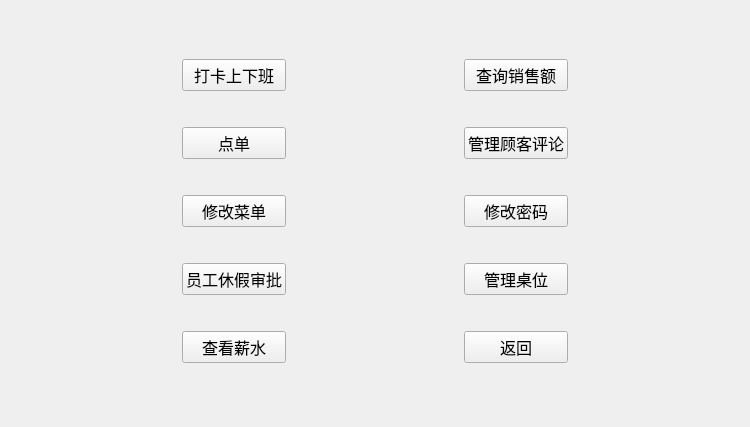
This is administratorhomepage.ui in lkf233/restaurant-system as Qt 5 draws it before an edit. The edited form follows.
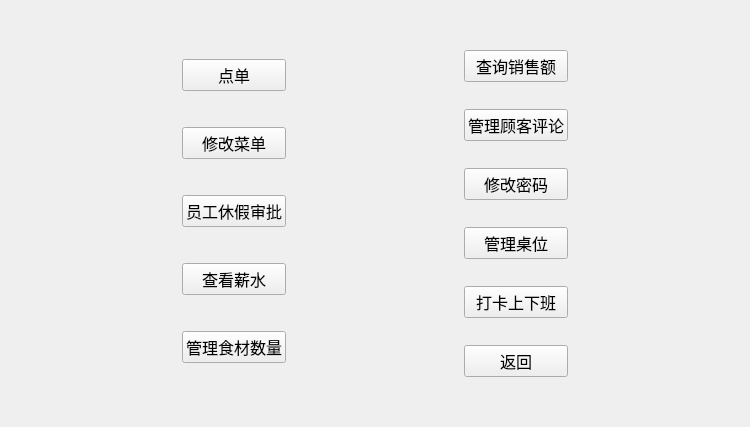
This is the edited form.

Commit message: feat(餐厅管理系统)：系统升级改造

The edit to the form file:
```diff
--- a/administratorhomepage.ui
+++ b/administratorhomepage.ui
@@ -33,19 +33,6 @@
       <item>
        <widget class="QWidget" name="widget" native="true">
         <layout class="QVBoxLayout" name="verticalLayout">
-         <item>
-          <widget class="QPushButton" name="pushButton_9">
-           <property name="font">
-            <font>
-             <family>微软雅黑 Light</family>
-             <pointsize>12</pointsize>
-            </font>
-           </property>
-           <property name="text">
-            <string>打卡上下班</string>
-           </property>
-          </widget>
-         </item>
          <item>
           <widget class="QPushButton" name="pushButton">
            <property name="font">
@@ -98,6 +85,19 @@
            </property>
           </widget>
          </item>
+         <item>
+          <widget class="QPushButton" name="pushButton_11">
+           <property name="font">
+            <font>
+             <family>微软雅黑 Light</family>
+             <pointsize>12</pointsize>
+            </font>
+           </property>
+           <property name="text">
+            <string>管理食材数量</string>
+           </property>
+          </widget>
+         </item>
         </layout>
        </widget>
       </item>
@@ -169,6 +169,19 @@
            </property>
           </widget>
          </item>
+         <item>
+          <widget class="QPushButton" name="pushButton_9">
+           <property name="font">
+            <font>
+             <family>微软雅黑 Light</family>
+             <pointsize>12</pointsize>
+            </font>
+           </property>
+           <property name="text">
+            <string>打卡上下班</string>
+           </property>
+          </widget>
+         </item>
          <item>
           <widget class="QPushButton" name="pushButton_7">
            <property name="font">
```
The commit also changes 43 other files.
